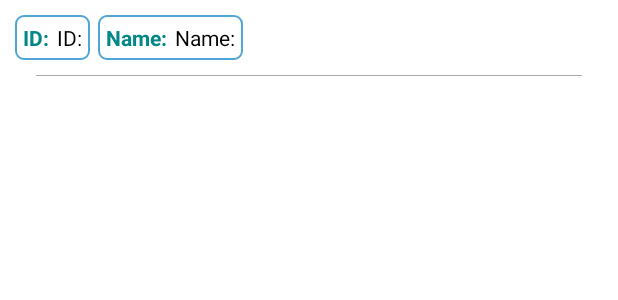
After one commit to AhmerAfzal1/Rose-Simple-Accounting, an Android app: the layout get_customer_data_container.xml on its own in the app's theme, with its tools: preview values and no code run, on a phone screen of 412 x 824 dp. The commit adds this screen. Shown: the top 300 px of the screen. Run offline under Robolectric (Android 15) with nearby library versions, the phone set to English and light mode, and no system bars.

Commit message:
Now add and see record fully operational

```diff
--- a/app/build.gradle
+++ b/app/build.gradle
@@ -17,6 +17,9 @@ android {
         release {
             minifyEnabled false
             proguardFiles getDefaultProguardFile('proguard-android-optimize.txt'), 'proguard-rules.pro'
+            lintOptions {
+                abortOnError false
+            }
         }
     }
 
--- a/app/src/main/AndroidManifest.xml
+++ b/app/src/main/AndroidManifest.xml
@@ -14,6 +14,9 @@
         <activity
             android:name=".AddCustomerData"
             android:theme="@style/Theme.RoseSimpleAccounting.NoActionBar" />
+        <activity
+            android:name=".GetCustomerData"
+            android:theme="@style/Theme.RoseSimpleAccounting.NoActionBar" />
         <activity android:name=".MainActivity">
             <intent-filter>
                 <action android:name="android.intent.action.MAIN" />
--- /dev/null
+++ b/app/src/main/res/drawable/border_get_customer_container.xml
@@ -0,0 +1,8 @@
+<shape xmlns:android="http://schemas.android.com/apk/res/android"
+    android:shape="rectangle">
+    <solid android:color="@android:color/white" />
+    <corners android:radius="5dp" />
+    <stroke
+        android:width="1dip"
+        android:color="#4fa5d5" />
+</shape>
--- a/app/src/main/res/layout/activity_main.xml
+++ b/app/src/main/res/layout/activity_main.xml
@@ -50,7 +50,7 @@
                 android:layout_height="wrap_content"
                 android:layout_marginStart="5dp"
                 android:layout_marginEnd="5dp"
-                android:text="@string/see_customer_record"
+                android:text="@string/all_customer_record"
                 android:textAllCaps="false" />
         </LinearLayout>
     </androidx.constraintlayout.widget.ConstraintLayout>
--- /dev/null
+++ b/app/src/main/res/layout/get_customer_data_container.xml
@@ -0,0 +1,74 @@
+<?xml version="1.0" encoding="utf-8"?>
+<LinearLayout xmlns:android="http://schemas.android.com/apk/res/android"
+    android:layout_width="wrap_content"
+    android:layout_height="wrap_content"
+    android:orientation="vertical">
+
+    <LinearLayout
+        android:id="@+id/linearLayoutCustomerID"
+        android:layout_width="match_parent"
+        android:layout_height="match_parent"
+        android:padding="10dp">
+
+        <LinearLayout
+            android:layout_width="wrap_content"
+            android:layout_height="wrap_content"
+            android:background="@drawable/border_get_customer_container"
+            android:gravity="start|center"
+            android:orientation="horizontal"
+            android:padding="5dp">
+
+            <TextView
+                android:layout_width="wrap_content"
+                android:layout_height="wrap_content"
+                android:text="@string/customer_id"
+                android:textColor="@color/teal_700"
+                android:textIsSelectable="true"
+                android:textStyle="bold" />
+
+            <TextView
+                android:id="@+id/tvGetCustomerID"
+                android:layout_width="wrap_content"
+                android:layout_height="wrap_content"
+                android:layout_marginStart="5dp"
+                android:layout_marginLeft="5dp"
+                android:text="@string/customer_id"
+                android:textColor="@android:color/black" />
+        </LinearLayout>
+
+        <LinearLayout
+            android:layout_width="wrap_content"
+            android:layout_height="wrap_content"
+            android:layout_marginStart="5dp"
+            android:layout_marginLeft="5dp"
+            android:background="@drawable/border_get_customer_container"
+            android:gravity="start|center"
+            android:orientation="horizontal"
+            android:padding="5dp">
+
+            <TextView
+                android:layout_width="wrap_content"
+                android:layout_height="wrap_content"
+                android:text="@string/customer_name"
+                android:textColor="@color/teal_700"
+                android:textIsSelectable="true"
+                android:textStyle="bold" />
+
+            <TextView
+                android:id="@+id/tvGetCustomerName"
+                android:layout_width="wrap_content"
+                android:layout_height="wrap_content"
+                android:layout_marginStart="5dp"
+                android:layout_marginLeft="5dp"
+                android:text="@string/customer_name"
+                android:textColor="@android:color/black" />
+        </LinearLayout>
+    </LinearLayout>
+
+    <View
+        style="@style/Theme.RoseSimpleAccounting.DividerStyle"
+        android:layout_marginStart="24dp"
+        android:layout_marginLeft="24dp"
+        android:layout_marginEnd="24dp"
+        android:layout_marginRight="24dp" />
+</LinearLayout>
--- a/app/src/main/res/values/themes.xml
+++ b/app/src/main/res/values/themes.xml
@@ -36,4 +36,11 @@
         <item name="colorOnSurface">@color/shrine_pink_900</item>
         <item name="colorSecondary">@color/shrine_pink_100</item>
     </style>
+
+    <style name="Theme.RoseSimpleAccounting.DividerStyle" parent="@android:style/Widget">
+        <item name="android:background">@android:color/darker_gray</item>
+        <item name="android:layout_width">fill_parent</item>
+        <item name="android:layout_height">0.5dp</item>
+        <item name="android:layout_marginLeft">16dp</item>
+    </style>
 </resources>
```
Also changed, not shown: app/src/main/java/com/ahmer/accounting/GetCustomerData.kt (added, +108 -0 lines), app/src/main/java/com/ahmer/accounting/MainActivity.kt (+13 -1 lines), app/src/main/java/com/ahmer/accounting/MyDatabaseHelper.kt (+22 -1 lines), app/src/main/res/layout/activity_get_customer_data.xml (added, +31 -0 lines), app/src/main/res/layout/get_customer_data_dialog.xml (added, +199 -0 lines), app/src/main/res/values/strings.xml (+10 -1 lines).
